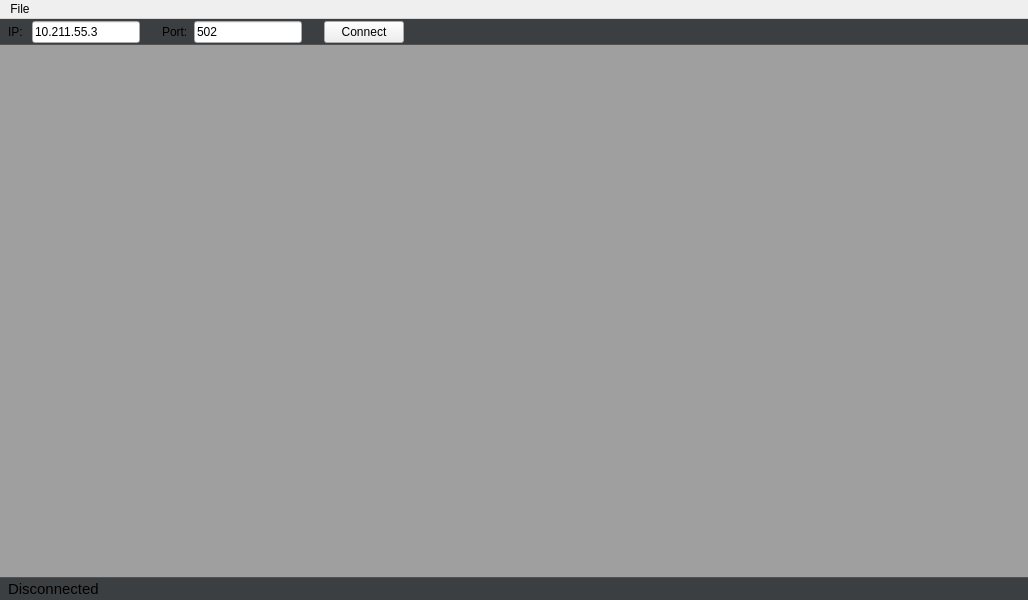
Above: mainwindow.ui from tonylin0826/ModbusMasterTool before the change. Below: the same form after it.
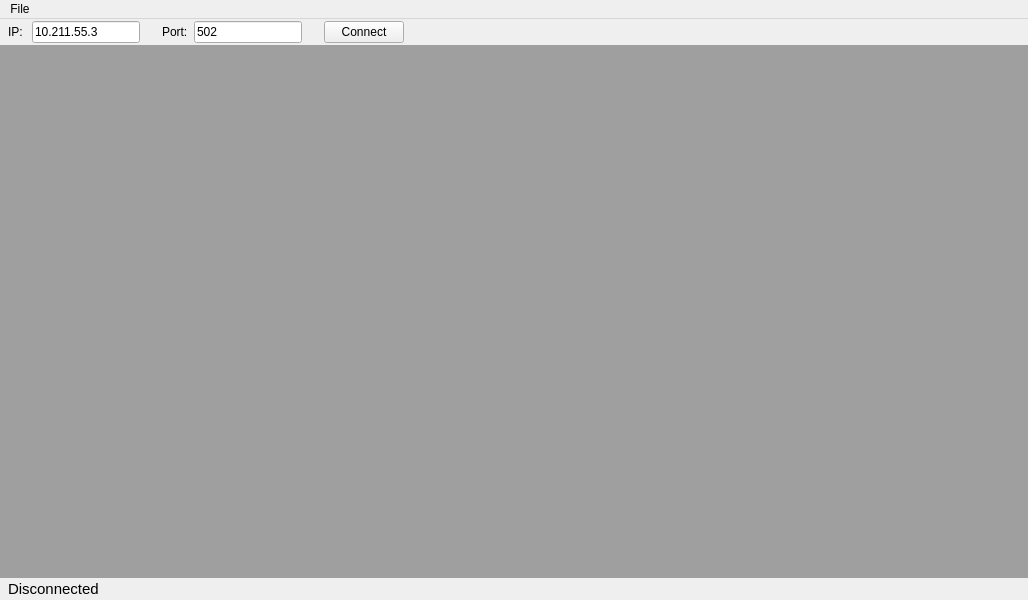
That is the form after the change.

Commit message: fix(ui): fix ui styling problem

Diff of the .ui file:
```diff
--- a/mainwindow.ui
+++ b/mainwindow.ui
@@ -14,9 +14,7 @@
    <string>Modbus Master</string>
   </property>
   <property name="styleSheet">
-   <string notr="true">#MainWindow {
-	background: rgb(60, 63, 65);
-}</string>
+   <string notr="true"/>
   </property>
   <widget class="QWidget" name="centralwidget">
    <layout class="QVBoxLayout" name="verticalLayout_2">
@@ -38,12 +36,7 @@
     <item>
      <widget class="QFrame" name="connectionFrame">
       <property name="styleSheet">
-       <string notr="true">#connectionFrame {
-	border-bottom-width: 1px;
-    border-bottom-style: solid;
-    border-bottom-color: rgb(81,81,81);
-	background: rgb(60, 63, 65);
-}</string>
+       <string notr="true"/>
       </property>
       <layout class="QGridLayout" name="gridLayout">
        <property name="leftMargin">
@@ -196,12 +189,7 @@
     <item>
      <widget class="QFrame" name="statusFrame">
       <property name="styleSheet">
-       <string notr="true">#statusFrame {
-	border-top-width: 1px;
-    border-top-style: solid;
-    border-top-color: rgb(81,81,81);
-	background: rgb(60, 63, 65);
-}</string>
+       <string notr="true"/>
       </property>
       <layout class="QHBoxLayout" name="horizontalLayout_3">
        <property name="spacing">
```
The commit also changes 7 other files.
